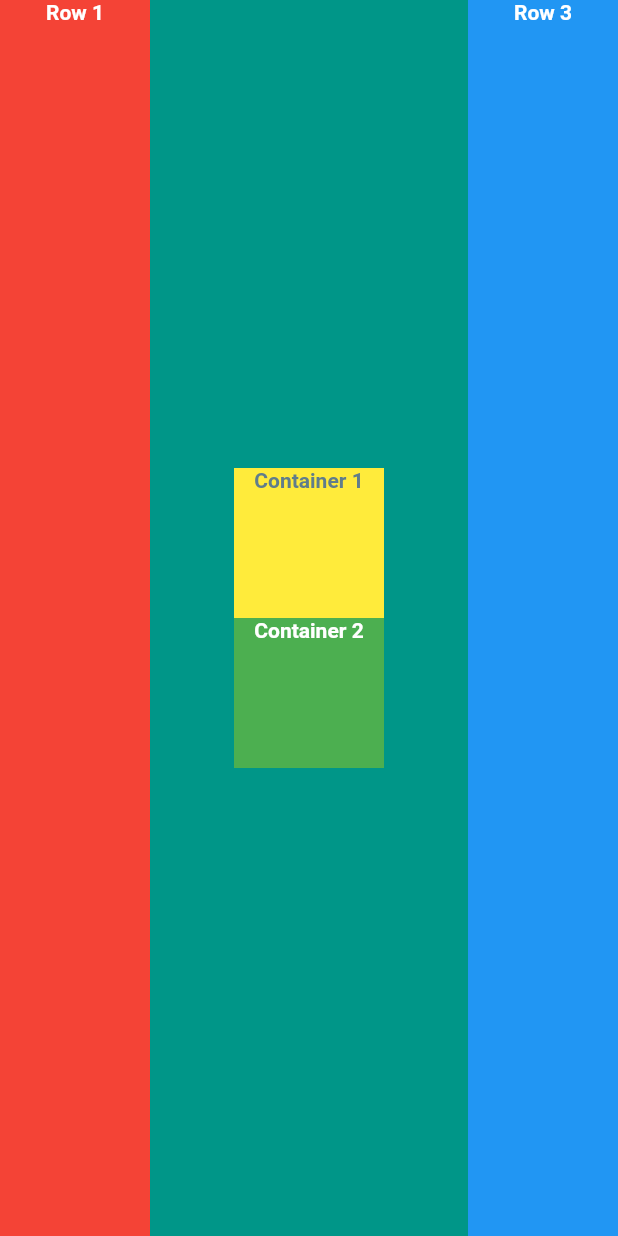
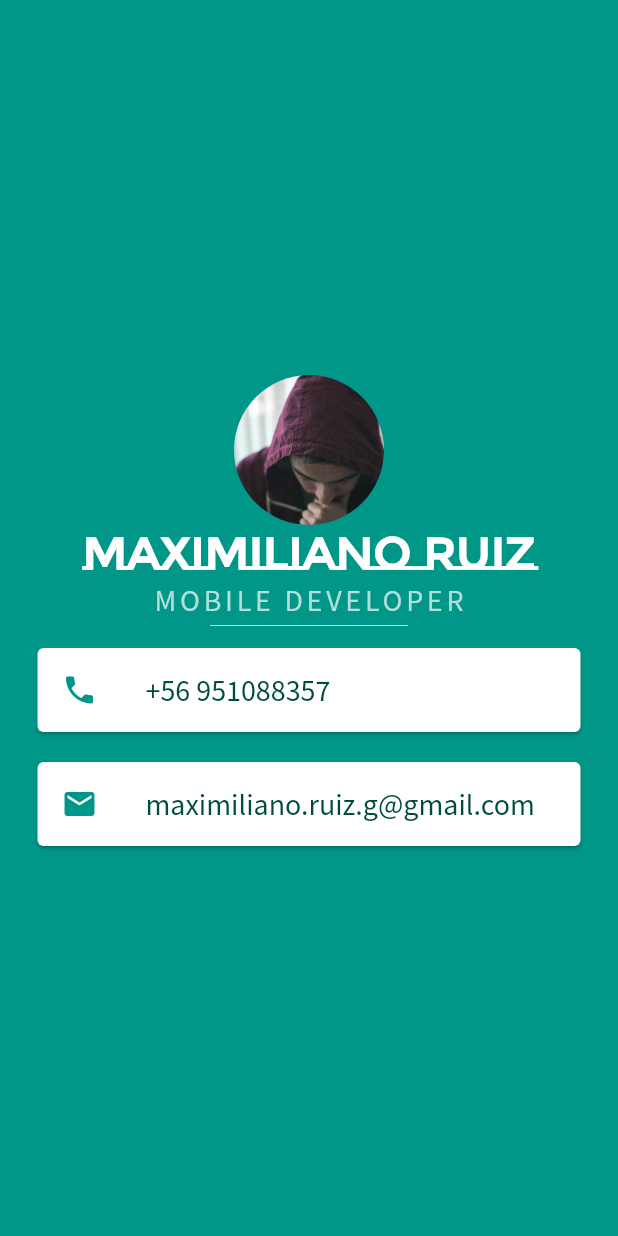
Before and after one commit to memomiliano/flutter, a Flutter app: the screen it shows after launch, on a phone screen of 412 x 824 dp. Run offline on Flutter 3.47's test engine with Material 2 defaults, Android fonts, the phone set to English and light mode, and no system bars.

Commit message:
Final code to myCard Flutter Project

```diff
--- a/my_card_flutter/lib/main.dart
+++ b/my_card_flutter/lib/main.dart
@@ -11,57 +11,68 @@ class MyApp extends StatelessWidget {
       home: Scaffold(
         backgroundColor: Colors.teal,
         body: SafeArea(
-          child: Row(
-            crossAxisAlignment: CrossAxisAlignment.stretch,
-            mainAxisAlignment: MainAxisAlignment.spaceBetween,
+          child: Column(
+            mainAxisAlignment: MainAxisAlignment.center,
             children: <Widget>[
-              Container(
-                width: 100.0,
-                color: Colors.red,
-                child: Text(
-                  'Row 1',
-                  textAlign: TextAlign.center,
-                  style: TextStyle(
-                      color: Colors.white, fontWeight: FontWeight.bold),
-                ),
+              CircleAvatar(
+                radius: 50.0,
+                backgroundImage: AssetImage('images/profile.jpg'),
               ),
-              Column(
-                mainAxisAlignment: MainAxisAlignment.center,
-                children: <Widget>[
-                  Container(
-                    width: 100.0,
-                    height: 100.0,
-                    color: Colors.yellow,
-                    child: Text(
-                      'Container 1',
-                      textAlign: TextAlign.center,
+              Text(
+                'Maximiliano Ruiz',
+                style: TextStyle(
+                    fontFamily: 'MontserratSubrayada',
+                    color: Colors.white,
+                    fontSize: 30,
+                    fontWeight: FontWeight.bold),
+              ),
+              Text(
+                'MOBILE DEVELOPER',
+                style: TextStyle(
+                    fontFamily: 'Source Sans Pro',
+                    color: Colors.teal.shade100,
+                    fontSize: 20.0,
+                    letterSpacing: 2.5,
+                    fontWeight: FontWeight.w200),
+              ),
+              Divider(
+                height: 10.0,
+                color: Colors.teal.shade100,
+                indent: 140.0,
+                endIndent: 140.0,
+              ),
+              Card(
+                  margin:
+                      EdgeInsets.symmetric(vertical: 10.0, horizontal: 25.0),
+                  child: ListTile(
+                    leading: Icon(
+                      Icons.phone,
+                      color: Colors.teal,
+                    ),
+                    title: Text(
+                      '+56 951088357',
                       style: TextStyle(
-                          color: Colors.blueGrey, fontWeight: FontWeight.bold),
+                          color: Colors.teal.shade900,
+                          fontSize: 20.0,
+                          fontFamily: 'Source Sans Pro'),
                     ),
-                  ),
-                  Container(
-                    width: 100.0,
-                    height: 100.0,
-                    color: Colors.green,
-                    child: Text(
-                      'Container 2',
-                      textAlign: TextAlign.center,
+                  )),
+              Card(
+                  margin:
+                      EdgeInsets.symmetric(vertical: 10.0, horizontal: 25.0),
+                  child: ListTile(
+                    leading: Icon(
+                      Icons.email,
+                      color: Colors.teal,
+                    ),
+                    title: Text(
+                      'maximiliano.ruiz.g@gmail.com',
                       style: TextStyle(
-                          color: Colors.white, fontWeight: FontWeight.bold),
+                          color: Colors.teal.shade900,
+                          fontSize: 20.0,
+                          fontFamily: 'Source Sans Pro'),
                     ),
-                  ),
-                ],
-              ),
-              Container(
-                width: 100.0,
-                color: Colors.blue,
-                child: Text(
-                  'Row 3',
-                  textAlign: TextAlign.center,
-                  style: TextStyle(
-                      color: Colors.white, fontWeight: FontWeight.bold),
-                ),
-              ),
+                  ))
             ],
           ),
         ),
```
Also changed, not shown: my_card_flutter/pubspec.yaml (+17 -46 lines), my_card_flutter/fonts/Galada-Regular.ttf (added), my_card_flutter/fonts/MontserratSubrayada-Regular.ttf (added), my_card_flutter/fonts/Pacifico-Regular.ttf (added), my_card_flutter/fonts/SourceSansPro-Regular.ttf (added), my_card_flutter/images/profile.jpg (added), 31 other files.
